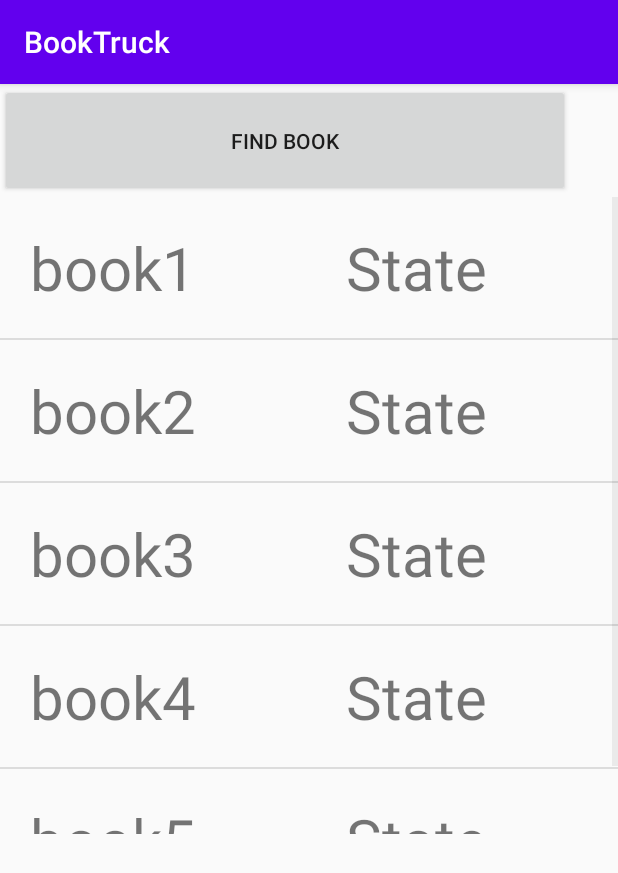
After one commit to CMPUT301F20T06/BookTruck, an Android app: the RequestManu screen opened directly, with no data from a screen before it, on a phone screen of 412 x 824 dp. The commit adds this screen. Shown: the top 873 px of the screen. Run offline under Robolectric (Android 15) with nearby library versions, the phone set to English and light mode, and no system bars.

Commit message:
update request manu

```diff
--- a/app/src/main/java/com/example/booktruck/MainActivity.java
+++ b/app/src/main/java/com/example/booktruck/MainActivity.java
@@ -77,4 +77,8 @@ public class MainActivity extends AppCompatActivity {
         navigate(BorrowManu.class);
     }
 
+
+    // create request button on main page (Xutong Li)
+    public void OnRequest(View view) {navigate(RequestManu.class);}
+
 }
--- /dev/null
+++ b/app/src/main/java/com/example/booktruck/RequestManu.java
@@ -0,0 +1,45 @@
+package com.example.booktruck;
+
+import androidx.appcompat.app.AppCompatActivity;
+
+import android.content.Intent;
+import android.os.Bundle;
+import android.view.View;
+import android.widget.ArrayAdapter;
+import android.widget.Button;
+import android.widget.ListView;
+
+import java.util.ArrayList;
+import java.util.Arrays;
+
+public class RequestManu extends AppCompatActivity {
+
+    ListView bookList;
+    ArrayAdapter<String> bookAdapter;
+    ArrayList<String> dataList1;
+
+    Button btn1;
+
+    @Override
+    protected void onCreate(Bundle savedInstanceState) {
+        super.onCreate(savedInstanceState);
+        setContentView(R.layout.request_manu);
+
+        bookList = findViewById(R.id.bookList_name);
+        String []books = {"book1          State", "book2          State", "book3          State", "book4          State", "book5          State"};
+        dataList1 = new ArrayList<>();
+        dataList1.addAll(Arrays.asList(books));
+        bookAdapter = new ArrayAdapter<>(this, R.layout.content, dataList1);
+        bookList.setAdapter(bookAdapter);
+
+        btn1 = (Button) findViewById(R.id.find_book);
+        btn1.setOnClickListener(new View.OnClickListener() {
+            @Override
+            public void onClick(View v) {
+                Intent intent=new Intent(RequestManu.this, SearchPage.class);
+                startActivity(intent);
+            }
+        });
+
+    }
+}
--- /dev/null
+++ b/app/src/main/res/layout/content.xml
@@ -0,0 +1,8 @@
+<?xml version="1.0" encoding="utf-8"?>
+<TextView xmlns:android="http://schemas.android.com/apk/res/android"
+    android:id="@+id/content_view"
+    android:layout_width="match_parent"
+    android:layout_height="match_parent"
+    android:padding="20dp"
+    android:text="sample_text"
+    android:textSize="40sp"></TextView>
--- /dev/null
+++ b/app/src/main/res/layout/request_manu.xml
@@ -0,0 +1,34 @@
+<?xml version="1.0" encoding="utf-8"?>
+<FrameLayout xmlns:android="http://schemas.android.com/apk/res/android"
+    xmlns:app="http://schemas.android.com/apk/res-auto"
+    xmlns:tools="http://schemas.android.com/tools"
+    android:layout_width="match_parent"
+    android:layout_height="match_parent"
+    android:orientation="vertical"
+    tools:context=".MainActivity">
+
+    <LinearLayout
+        android:layout_width="match_parent"
+        android:layout_height="500dp"
+        android:orientation="vertical"
+        tools:context=".MainActivity">
+
+        <Button
+            android:id="@+id/find_book"
+            android:layout_width="380dp"
+            android:layout_height="75dp"
+            android:text="Find Book" />
+
+        <ListView
+            android:id="@+id/bookList_name"
+            android:layout_width="wrap_content"
+            android:layout_height="400dp"
+            android:layout_gravity="top"
+            android:layout_weight="1"/>
+
+    </LinearLayout>
+
+
+
+
+</FrameLayout>
--- a/app/src/main/res/menu/main.xml
+++ b/app/src/main/res/menu/main.xml
@@ -20,6 +20,4 @@
         android:title=""
         app:showAsAction="always"/>
 
-
-
 </menu>
```
Also changed, not shown: app/src/main/AndroidManifest.xml (+14 -14 lines), app/src/main/java/com/example/booktruck/SearchPage.java (added, +29 -0 lines), app/src/main/java/com/example/booktruck/SearchResult.java (added, +31 -0 lines), app/src/main/res/layout/activity_main.xml (+9 -0 lines), app/src/main/res/layout/search_page.xml (added, +40 -0 lines), app/src/main/res/layout/search_result.xml (added, +25 -0 lines).
